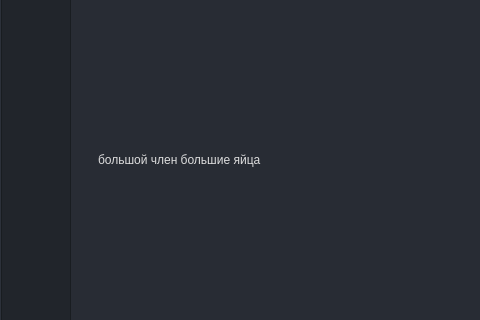
First picture: the form in CStore/CStore.ui, repository fr0staman/CStore, before the edit; both pictures show x 0 to 480 and y 221 to 541 of the 1280 by 720 pixel window.
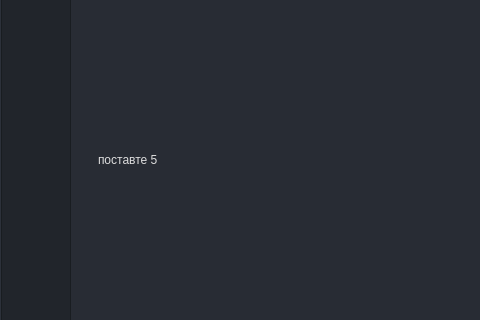
Second picture: the form after the edit. The open tabs and pages were chosen to show the change. Icons and pictures are not drawn.

Diff of the .ui file:
```diff
--- a/CStore/CStore.ui
+++ b/CStore/CStore.ui
@@ -3508,7 +3508,7 @@
                           <item>
                            <widget class="QLabel" name="label_3">
                             <property name="text">
-                             <string>большой член большие яйца</string>
+                             <string>поставте 5</string>
                             </property>
                            </widget>
                           </item>
```
Left out of the diff: 2 changed lines with no effect on the pictures.
